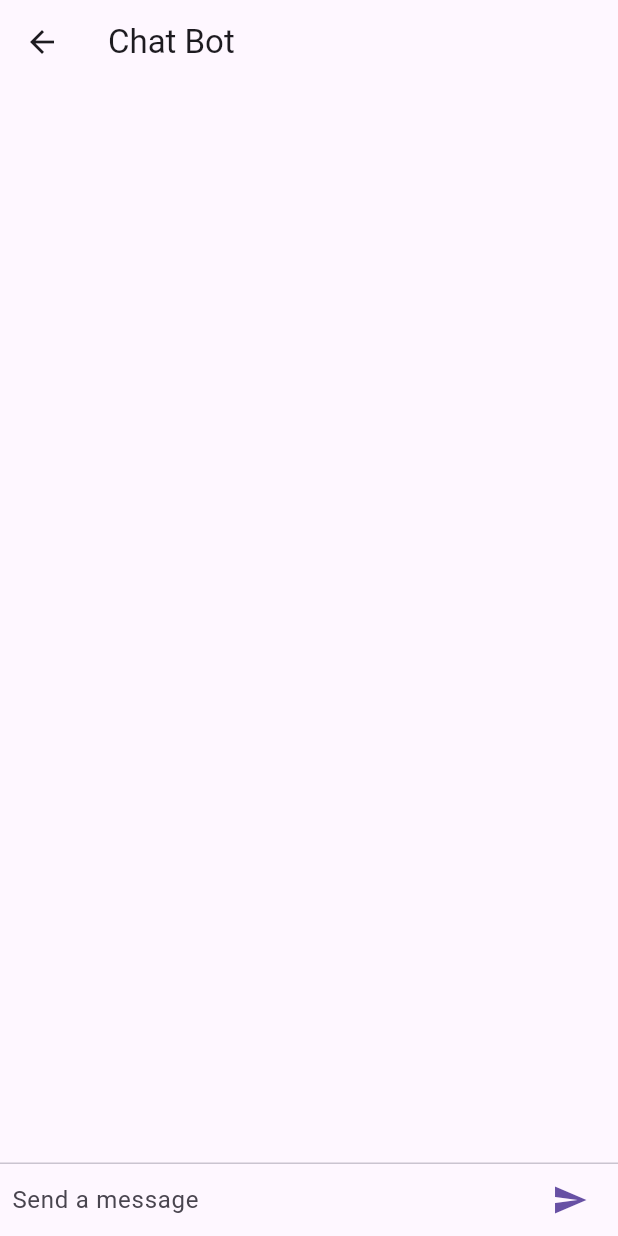
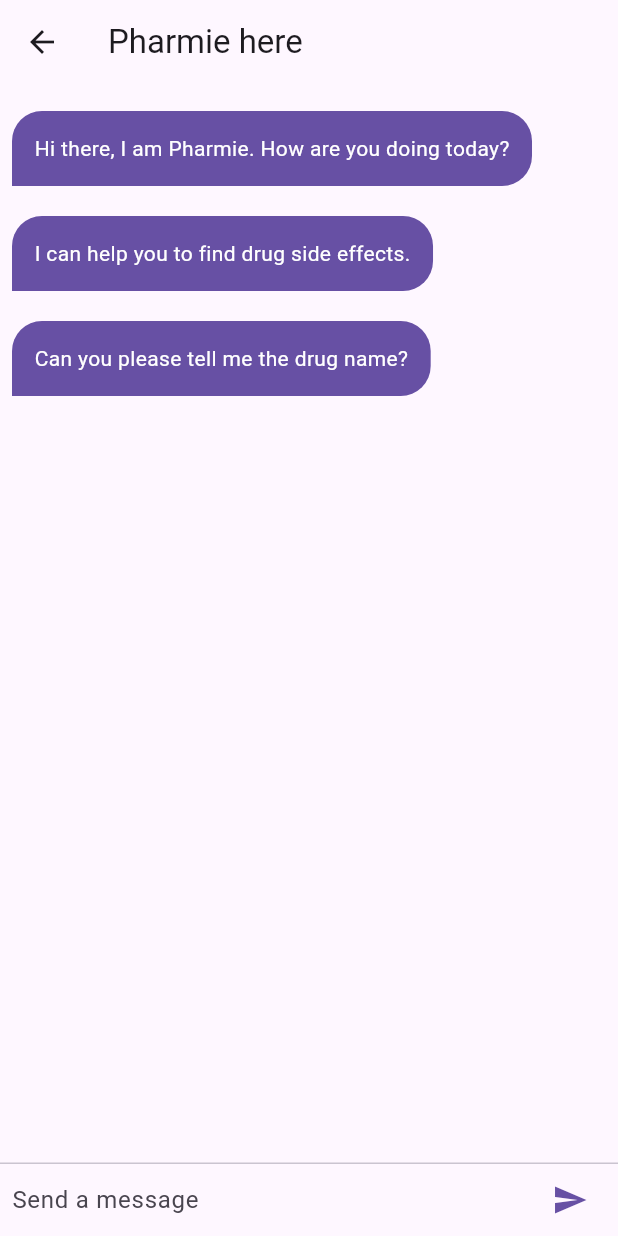
Before and after one commit to HVMS/pharma_trac, a Flutter app: the ChatScreen screen opened directly, on a phone screen of 412 x 824 dp. Run offline on Flutter 3.47's test engine with Material 3 defaults, Android fonts, the phone set to English and light mode, and no system bars; our stand-ins replace country_picker, device_preview, dropdown_button2, firebase_core, firebase_storage, fl_chart and 11 more; missing offline and left inert: kommunicate_flutter; accounts and stored records are empty; project files that could hold a hidden picture were left out.

Commit message:
temp chat bot code init

```diff
--- a/lib/ChatBot/temp_chat.dart
+++ b/lib/ChatBot/temp_chat.dart
@@ -17,6 +17,42 @@ class ChatScreen extends StatefulWidget {
 class ChatScreenState extends State<ChatScreen> {
   final List<ChatMessage> _messages = [];
   final TextEditingController _textController = TextEditingController();
+  bool _isTyping = false;
+
+  @override
+  void initState() {
+    super.initState();
+    // Add initial bot messages when the chat screen is first loaded
+    _addBotMessages([
+      "Hi there, I am Pharmie. How are you doing today?",
+      "I can help you to find drug side effects.",
+      "Can you please tell me the drug name?",
+    ]);
+  }
+
+  void _addBotMessages(List<String> messages) {
+    _startTypingIndicator();
+    Future.delayed(const Duration(seconds: 1), () {
+      for (String message in messages) {
+        ChatMessage botMessage = ChatMessage(text: message, isUser: false);
+        setState(() {
+          _messages.add(botMessage);
+        });
+      }
+    });
+  }
+
+  void _startTypingIndicator() {
+    setState(() {
+      _isTyping = true;
+    });
+    // Stop typing indicator after a short delay (simulate typing)
+    Future.delayed(const Duration(seconds: 1), () {
+      setState(() {
+        _isTyping = false;
+      });
+    });
+  }
 
   void _handleSubmitted(String text) {
     if (text != null && text.trim().isNotEmpty) {
@@ -33,6 +69,8 @@ class ChatScreenState extends State<ChatScreen> {
   }
 
   void _botResponse(String userMessage) {
+    _startTypingIndicator();
+
     // Simulate bot response after a short delay
     String response = 'Default bot response...';
 
@@ -57,7 +95,7 @@ class ChatScreenState extends State<ChatScreen> {
   Widget build(BuildContext context) {
     return Scaffold(
       appBar: AppBar(
-        title: const Text('Chat Bot'),
+        title: const Text('Pharmie here'),
       ),
       body: Column(
         children: <Widget>[
@@ -75,6 +113,7 @@ class ChatScreenState extends State<ChatScreen> {
               },
             ),
           ),
+          if (_isTyping) _buildTypingIndicator(),
           const Divider(height: 1.0),
           Container(
             decoration: BoxDecoration(
@@ -109,6 +148,37 @@ class ChatScreenState extends State<ChatScreen> {
             ),
           ],
         ),
+      ),
+    );
+  }
+
+  Widget _buildTypingIndicator() {
+    return const Padding(
+      padding: EdgeInsets.all(8.0),
+      child: Row(
+        mainAxisAlignment: MainAxisAlignment.center,
+        children: [
+          BubbleDot(),
+          BubbleDot(),
+          BubbleDot(),
+        ],
+      ),
+    );
+  }
+}
+
+class BubbleDot extends StatelessWidget {
+  const BubbleDot({super.key});
+
+  @override
+  Widget build(BuildContext context) {
+    return Container(
+      margin: const EdgeInsets.symmetric(horizontal: 4.0),
+      width: 10,
+      height: 10,
+      decoration: const BoxDecoration(
+        color: Colors.grey,
+        shape: BoxShape.circle,
       ),
     );
   }
@@ -148,6 +218,9 @@ class Bubble extends StatelessWidget {
             ),
             child: Text(
               message,
+              overflow: TextOverflow.ellipsis,
+              maxLines: 2,
+              softWrap: true,
               style: const TextStyle(color: Colors.white),
             ),
           ),
```
